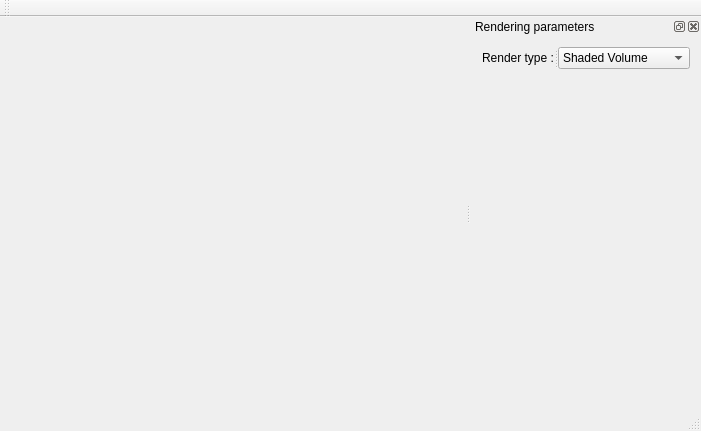
Above: VolumeViz/VolumeViz.ui from fatehmtd/volumeviz before the change. Below: the same form after it.
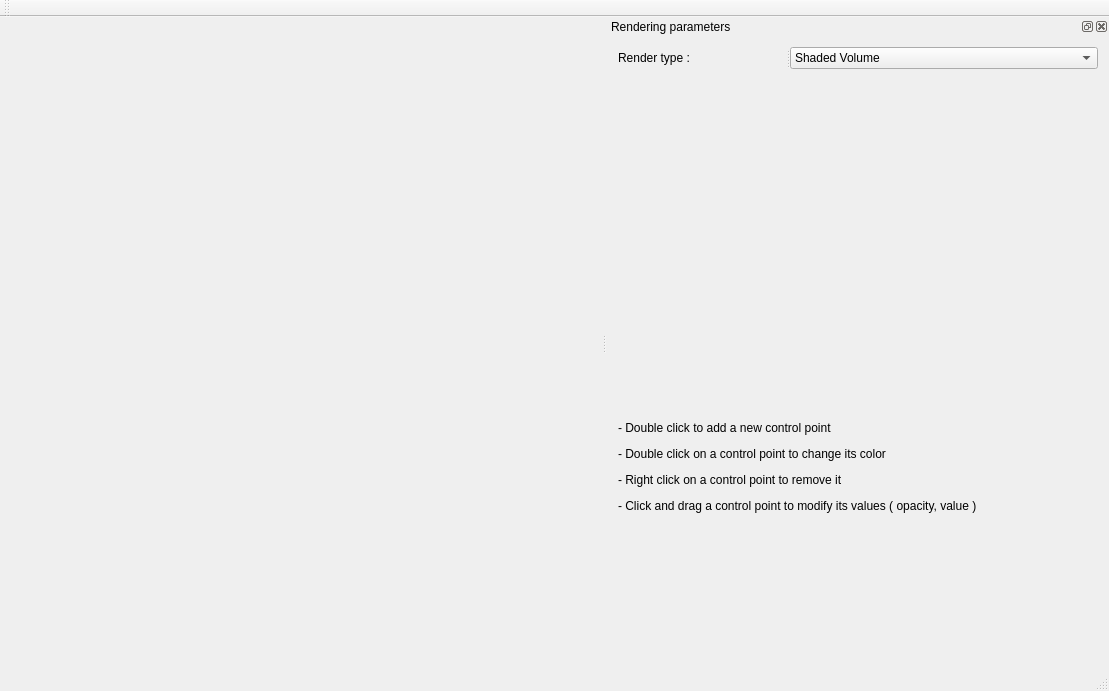
That is the form after the change. Custom widgets are drawn as their Qt base class.

Patch:
```diff
--- a/VolumeViz/VolumeViz.ui
+++ b/VolumeViz/VolumeViz.ui
@@ -6,8 +6,8 @@
    <rect>
     <x>0</x>
     <y>0</y>
-    <width>701</width>
-    <height>431</height>
+    <width>1109</width>
+    <height>691</height>
    </rect>
   </property>
   <property name="windowTitle">
@@ -45,6 +45,29 @@
    </attribute>
    <widget class="QWidget" name="dockWidgetContents">
     <layout class="QGridLayout" name="gridLayout">
+     <item row="3" column="0">
+      <spacer name="verticalSpacer">
+       <property name="orientation">
+        <enum>Qt::Vertical</enum>
+       </property>
+       <property name="sizeHint" stdset="0">
+        <size>
+         <width>20</width>
+         <height>309</height>
+        </size>
+       </property>
+      </spacer>
+     </item>
+     <item row="1" column="0">
+      <widget class="TransferFunctionEditorWidget" name="_tfEditorWidget" native="true">
+       <property name="minimumSize">
+        <size>
+         <width>480</width>
+         <height>340</height>
+        </size>
+       </property>
+      </widget>
+     </item>
      <item row="0" column="0">
       <widget class="QSplitter" name="splitter">
        <property name="orientation">
@@ -85,24 +108,26 @@
        </widget>
       </widget>
      </item>
-     <item row="1" column="0">
-      <spacer name="verticalSpacer">
-       <property name="orientation">
-        <enum>Qt::Vertical</enum>
+     <item row="2" column="0">
+      <widget class="QLabel" name="label_2">
+       <property name="text">
+        <string>&lt;html&gt;&lt;head/&gt;&lt;body&gt;&lt;p&gt;- Double click to add a new control point&lt;/p&gt;&lt;p&gt;- Double click on a control point to change its color&lt;/p&gt;&lt;p&gt;- Right click on a control point to remove it&lt;/p&gt;&lt;p&gt;- Click and drag a control point to modify its values ( opacity, value )&lt;/p&gt;&lt;/body&gt;&lt;/html&gt;</string>
        </property>
-       <property name="sizeHint" stdset="0">
-        <size>
-         <width>20</width>
-         <height>309</height>
-        </size>
-       </property>
-      </spacer>
+      </widget>
      </item>
     </layout>
    </widget>
   </widget>
  </widget>
  <layoutdefault spacing="6" margin="11"/>
+ <customwidgets>
+  <customwidget>
+   <class>TransferFunctionEditorWidget</class>
+   <extends>QWidget</extends>
+   <header>transferfunctioneditorwidget.h</header>
+   <container>1</container>
+  </customwidget>
+ </customwidgets>
  <resources>
   <include location="VolumeViz.qrc"/>
  </resources>
```
Left out of the diff: 2 changed lines with no effect on the pictures.
